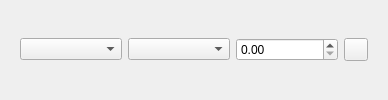
The window that src/ui/settings-dialog/SingleBlendshapeRuleWidget.ui (ashmanix/ashmanix-moveface-obs-plugin) describes before a commit, drawn with Qt 5.
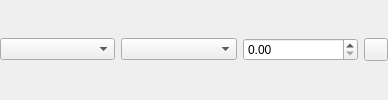
The same window after the commit.

Commit message: Blendshape rules widget added and working

```diff
--- a/src/ui/settings-dialog/SingleBlendshapeRuleWidget.ui
+++ b/src/ui/settings-dialog/SingleBlendshapeRuleWidget.ui
@@ -14,14 +14,42 @@
    <string>Form</string>
   </property>
   <layout class="QVBoxLayout" name="verticalLayout">
+   <property name="leftMargin">
+    <number>0</number>
+   </property>
+   <property name="topMargin">
+    <number>0</number>
+   </property>
+   <property name="rightMargin">
+    <number>0</number>
+   </property>
+   <property name="bottomMargin">
+    <number>0</number>
+   </property>
    <item>
     <widget class="QWidget" name="widget" native="true">
      <layout class="QGridLayout" name="gridLayout">
+      <property name="leftMargin">
+       <number>0</number>
+      </property>
+      <property name="topMargin">
+       <number>0</number>
+      </property>
+      <property name="rightMargin">
+       <number>0</number>
+      </property>
+      <property name="bottomMargin">
+       <number>0</number>
+      </property>
       <item row="0" column="2">
        <widget class="QDoubleSpinBox" name="blendshapeValueSpinBox"/>
       </item>
       <item row="0" column="0">
-       <widget class="QComboBox" name="blendshapeNameComboBox"/>
+       <widget class="QComboBox" name="blendshapeNameComboBox">
+        <property name="editable">
+         <bool>false</bool>
+        </property>
+       </widget>
       </item>
       <item row="0" column="1">
        <widget class="QComboBox" name="comparisonTypeComboBox"/>
```
The commit also changes 30 other files.
